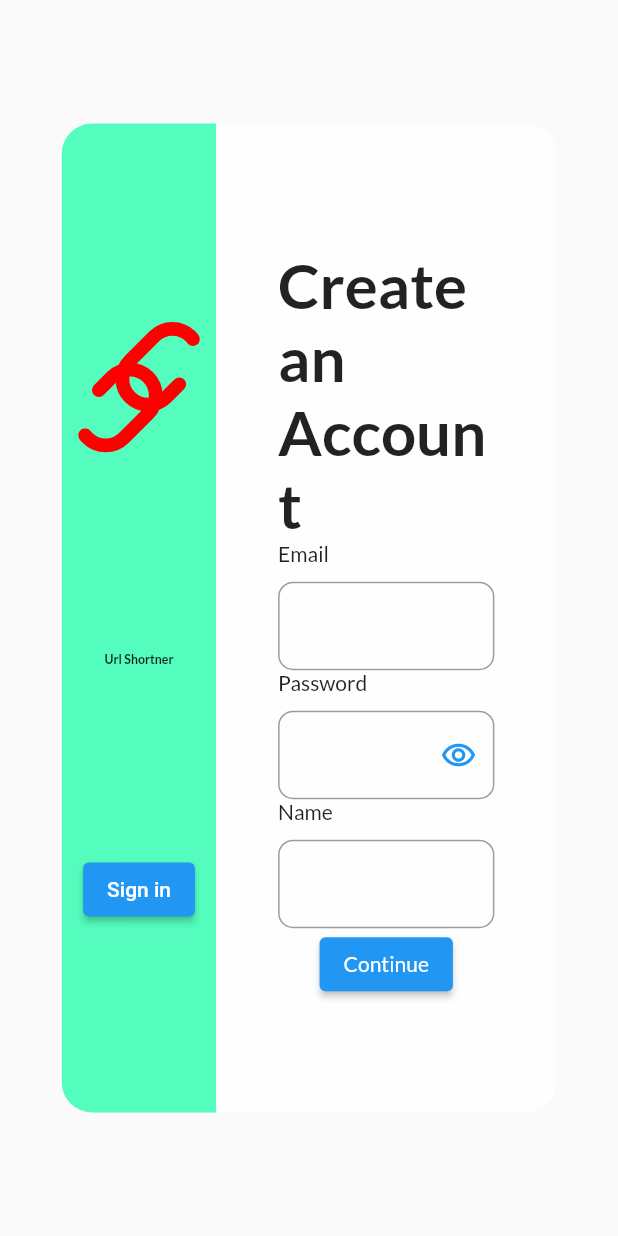
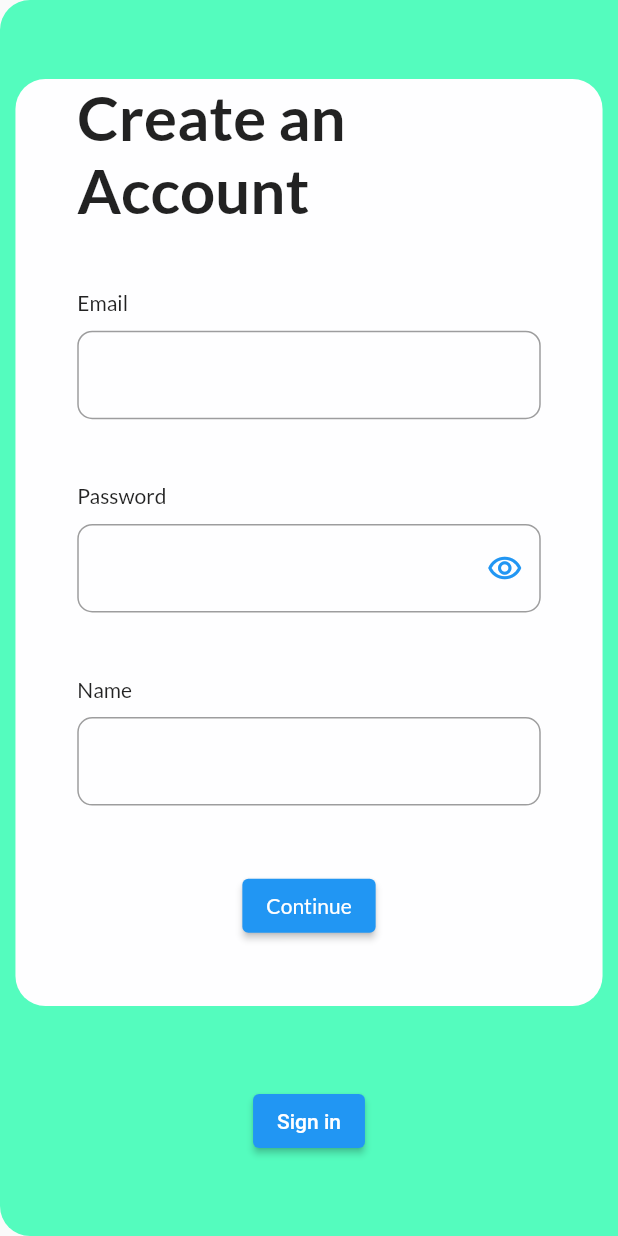
Before and after one commit to amanv8060/Url-Shortner, a Flutter app: the screen it shows after launch, after a tap on "Continue", after a tap on "Sign Up", on a phone screen of 412 x 824 dp. Run offline on Flutter 3.47's test engine with Material 2 defaults, Android fonts, the phone set to English and light mode, and no system bars; our stand-ins replace get_it, google_fonts, lottie, shared_preferences; accounts and stored records are empty.

Commit message:
Minor mobile support enhancements

```diff
--- a/client/lib/views/auth/authScreen.dart
+++ b/client/lib/views/auth/authScreen.dart
@@ -44,7 +44,7 @@ class _AuthScreenState extends State<AuthScreen> {
           _getDesktopView(_height, _width)
         ]);
       } else {
-        return _getDesktopView(_height, _width);
+        return _getMobileView(_height, _width);
       }
     }));
   }
@@ -118,7 +118,6 @@ class _AuthScreenState extends State<AuthScreen> {
     return Container(
       height: _height,
       width: _width,
-
       child: Container(
         width: _width,
         decoration: BoxDecoration(
@@ -131,10 +130,9 @@ class _AuthScreenState extends State<AuthScreen> {
         child: Column(
           mainAxisAlignment: MainAxisAlignment.spaceEvenly,
           children: [
-
             _signIn
                 ? SignInView(
-                    full:false,
+                    full: false,
                   )
                 : SignUpView(
                     full: false,
--- a/client/lib/views/auth/signInView.dart
+++ b/client/lib/views/auth/signInView.dart
@@ -48,7 +48,9 @@ class _SignInViewState extends State<SignInView> {
       create: (context) => _authViewModel,
       child: Consumer<AuthViewModel>(
         builder: (context, model, child) {
-          return _signInViewDesktop(model, _height, _width);
+          return widget.full
+              ? _signInViewDesktop(model, _height, _width)
+              : _signInViewMobile(model, _height, _width);
         },
       ),
     );
@@ -70,7 +72,40 @@ class _SignInViewState extends State<SignInView> {
             bottomRight: Radius.circular(20),
           ),
         ),
-        child: _getForm(model, _height, _width));
+        child: Stack(children: [
+          _getForm(model, _height, _width),
+          model.processing
+              ? Center(
+                  child: CircularProgressIndicator(),
+                )
+              : SizedBox()
+        ]));
+  }
+
+  Widget _signInViewMobile(
+    AuthViewModel model,
+    double _height,
+    double _width,
+  ) {
+    return Container(
+        height: _height * 0.75,
+        padding: EdgeInsets.symmetric(
+            horizontal: _width * 0.1, vertical: _height * 0.05),
+        width: _width * 0.95,
+        decoration: BoxDecoration(
+          color: AppTheme.white,
+          borderRadius: BorderRadius.all(
+            Radius.circular(20),
+          ),
+        ),
+        child: Stack(children: [
+          _getForm(model, _height, _width),
+          model.processing
+              ? Center(
+                  child: CircularProgressIndicator(),
+                )
+              : SizedBox()
+        ]));
   }
 
   Widget _getForm(AuthViewModel model, double _height, double _width) {
--- a/client/lib/views/auth/signUpView.dart
+++ b/client/lib/views/auth/signUpView.dart
@@ -50,7 +50,9 @@ class _SignUpViewState extends State<SignUpView> {
     return ChangeNotifierProvider<AuthViewModel>(
       create: (context) => _authViewModel,
       child: Consumer<AuthViewModel>(builder: (context, model, child) {
-        return _signUpViewDesktop(model, _height, _width);
+        return widget.full
+            ? _signUpViewDesktop(model, _height, _width)
+            : _signUpViewMobile(model, _height, _width);
       }),
     );
   }
@@ -78,10 +80,35 @@ class _SignUpViewState extends State<SignUpView> {
         ]));
   }
 
+  Widget _signUpViewMobile(AuthViewModel model, double _height, double _width) {
+    return Container(
+        height: _height * 0.75,
+        padding: EdgeInsets.symmetric(
+          horizontal: _width * 0.1,
+        ),
+        width: _width * 0.95,
+        decoration: BoxDecoration(
+          color: AppTheme.white,
+          borderRadius: BorderRadius.all(
+            Radius.circular(20),
+          ),
+        ),
+        child: Stack(children: [
+          _getForm(model, _height, _width),
+          model.processing
+              ? Center(
+                  child: CircularProgressIndicator(),
+                )
+              : SizedBox()
+        ]));
+  }
+
   Widget _getForm(AuthViewModel model, double _height, double _width) {
-    return Form(
-      key: _formKey,
-      child: Column(
+    return Form(key: _formKey, child: _getFormElements(model, _height, _width));
+  }
+
+  Widget _getFormElements(AuthViewModel model, double _height, double _width) {
+    return Column(
       mainAxisSize: MainAxisSize.max,
       mainAxisAlignment: MainAxisAlignment.spaceBetween,
       crossAxisAlignment: CrossAxisAlignment.start,
@@ -130,8 +157,8 @@ class _SignUpViewState extends State<SignUpView> {
               validator: model.validatePassword,
               autovalidateMode: AutovalidateMode.onUserInteraction,
               decoration: InputDecoration(
-                  border: OutlineInputBorder(
-                      borderRadius: BorderRadius.circular(10)),
+                border:
+                    OutlineInputBorder(borderRadius: BorderRadius.circular(10)),
                 suffixIcon: IconButton(
                   icon: _visible
                       ? Icon(Icons.remove_red_eye)
@@ -186,10 +213,9 @@ class _SignUpViewState extends State<SignUpView> {
                               _passwordController.text, _nameController.text);
                           if (model.signUpSuccess) {
                             widget.onPressed(true);
-                              ScaffoldMessenger.of(context).showSnackBar(
-                                  SnackBar(
-                                      content: Text(
-                                          "Sign Up success , please Sign In ")));
+                            ScaffoldMessenger.of(context).showSnackBar(SnackBar(
+                                content:
+                                    Text("Sign Up success , please Sign In ")));
                           } else {
                             ScaffoldMessenger.of(context).showSnackBar(
                                 SnackBar(content: Text("Error Occurred")));
@@ -219,7 +245,6 @@ class _SignUpViewState extends State<SignUpView> {
               )
             : SizedBox()
       ],
-      ),
     );
   }
 
--- a/client/lib/views/urls/createUrlView.dart
+++ b/client/lib/views/urls/createUrlView.dart
@@ -68,6 +68,7 @@ class _CreateUrlScreenState extends State<CreateUrlScreen> {
     return Container(
       padding: EdgeInsets.symmetric(horizontal: _width * 0.05),
       child: Card(
+        elevation: 0,
         child: Form(
           key: _formKey,
           child: Column(
--- a/client/lib/widgets/listViewUrlWidget.dart
+++ b/client/lib/widgets/listViewUrlWidget.dart
@@ -42,7 +42,6 @@ class ListViewUrlWidget extends StatelessWidget {
     return Card(
       margin: const EdgeInsets.all(10),
       child: ListTile(
-        leading: Text(index.toString()),
         title: Text(url.shortUrl),
         subtitle: Text(url.longUrl),
         trailing: Text(url.clicks.toString() + " Clicks"),
```
Also changed, not shown: client/lib/views/urls/allUrlsView.dart (+6 -2 lines), client/lib/views/urls/editUrlView.dart (+12 -2 lines), client/lib/views/urls/singleUrlScreen.dart (+29 -0 lines). Lines whose indentation alone changed are shown as unchanged.
